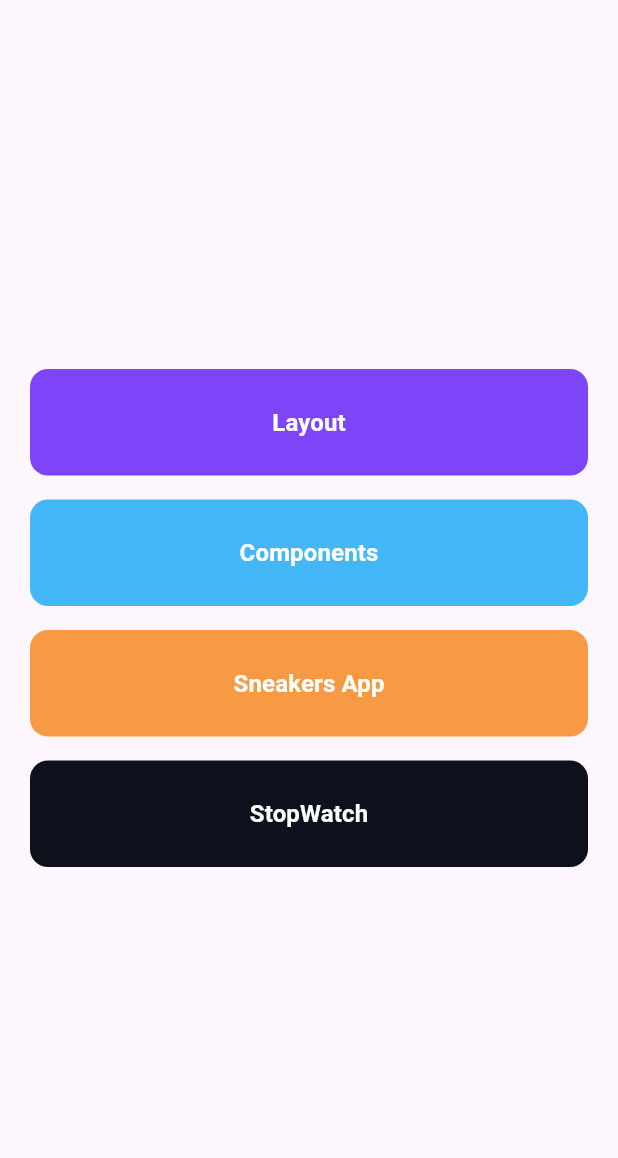
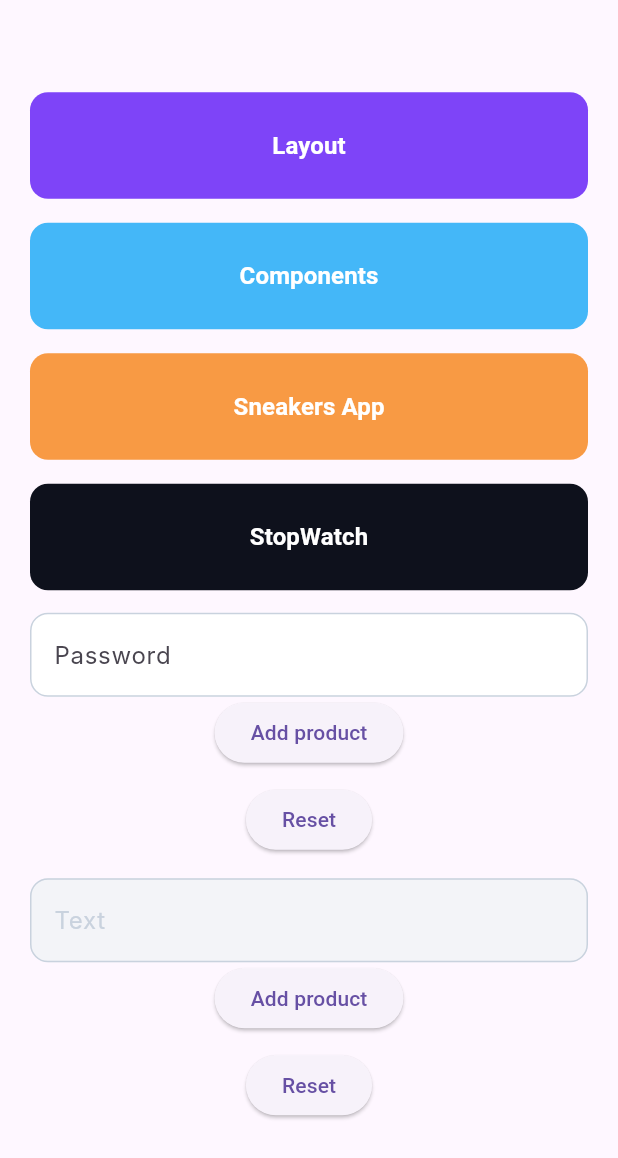
Before and after one commit to damjan-Igrowth/flutter-internship, a Flutter app: the screen it shows after launch, on a phone screen of 412 x 824 dp. Shown: the top 1158 px of the screen. Run offline on Flutter 3.47's test engine with Material 3 defaults, Android fonts, the light colour scheme and no system bars; our stand-ins replace flutter_svg; Roboto replaces fonts that are missing (Inter).

Commit message:
TextInput not finished

```diff
--- a/lib/main.dart
+++ b/lib/main.dart
@@ -1,6 +1,7 @@
 import 'package:flutter/material.dart';
 import 'package:flutter_internship/components/screens/component.dart';
 import 'package:flutter_internship/layout_tasks/screens/layout.dart';
+import 'package:flutter_internship/phone_shop/widgets/components/text_input.dart';
 import 'package:flutter_internship/sneakers_shop/screens/shop.dart';
 import 'package:flutter_internship/stopwatch/stop_watch.dart';
 
@@ -20,6 +21,7 @@ class MyApp extends StatelessWidget {
         body: Center(
           child: Padding(
             padding: const EdgeInsets.symmetric(horizontal: 20),
+            child: SingleChildScrollView(
               child: Column(
                 mainAxisAlignment: MainAxisAlignment.center,
                 crossAxisAlignment: CrossAxisAlignment.stretch,
@@ -75,7 +77,13 @@ class MyApp extends StatelessWidget {
                       );
                     },
                   ),
+                  const SizedBox(height: 15),
+                  const TextInput(label: 'Password'),
+                  const SizedBox(height: 15),
+                  const TextInput(label: 'Text', isDisabled: true),
+                  const SizedBox(height: 15),
                 ],
+              ),
             ),
           ),
         ),
--- a/lib/phone_shop/widgets/components/text_input.dart
+++ b/lib/phone_shop/widgets/components/text_input.dart
@@ -3,12 +3,10 @@ import 'package:flutter/material.dart';
 class TextInput extends StatefulWidget {
   final bool isDisabled;
   final String label;
-  final Widget? icon;
 
   const TextInput({
     super.key,
     this.isDisabled = false,
-    this.icon,
     required this.label,
   });
 
@@ -35,7 +33,6 @@ class _TextFormTemplateState extends State<TextInput> {
             controller: _textController,
             enabled: !widget.isDisabled,
             decoration: InputDecoration(
-              suffixIcon: widget.icon,
               labelText: widget.label,
               labelStyle: MaterialStateTextStyle.resolveWith(
                 (Set<MaterialState> states) {
@@ -60,7 +57,7 @@ class _TextFormTemplateState extends State<TextInput> {
               ),
               border: OutlineInputBorder(
                 borderRadius: BorderRadius.circular(12),
-                borderSide: const BorderSide(color: focusedColor),
+                borderSide: const BorderSide(color: enabledColor),
               ),
               enabledBorder: OutlineInputBorder(
                 borderRadius: BorderRadius.circular(12),
@@ -78,6 +75,10 @@ class _TextFormTemplateState extends State<TextInput> {
                 borderRadius: BorderRadius.circular(12),
                 borderSide: const BorderSide(color: disabledColor),
               ),
+              focusedErrorBorder: OutlineInputBorder(
+                borderRadius: BorderRadius.circular(12),
+                borderSide: const BorderSide(color: focusedColor),
+              ),
               filled: true,
               fillColor: widget.isDisabled
                   ? const Color(0xFFF3F4F8)
@@ -91,8 +92,8 @@ class _TextFormTemplateState extends State<TextInput> {
                       int.tryParse(value)! <= 0)) {
                 return 'Error text';
               } else if (_textController.text.isNotEmpty &&
-                  (value != null && value.contains('@'))) {
-                return 'Do not use the @ char';
+                  (value != null && value.length < 10)) {
+                return 'Error short word';
               }
               return null;
             },
@@ -103,6 +104,7 @@ class _TextFormTemplateState extends State<TextInput> {
             },
             child: const Text('Add product'),
           ),
+          const SizedBox(height: 10),
           ElevatedButton(
             onPressed: () {
               _formKey.currentState!.reset();
```
Lines whose indentation alone changed are shown as unchanged.
